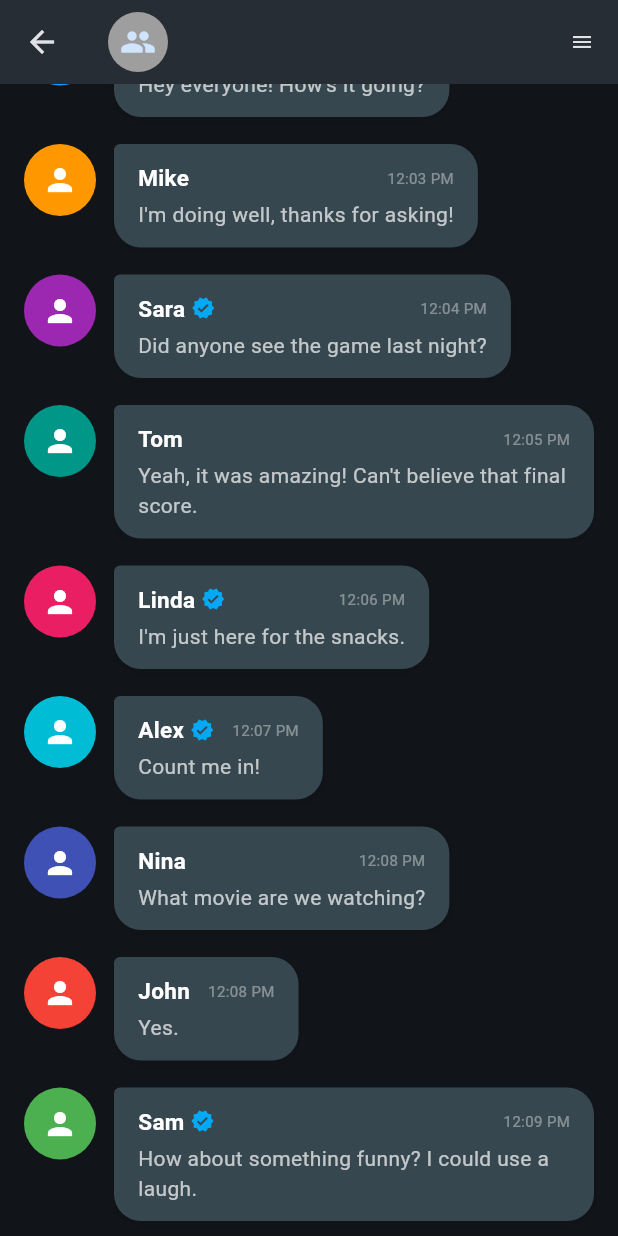
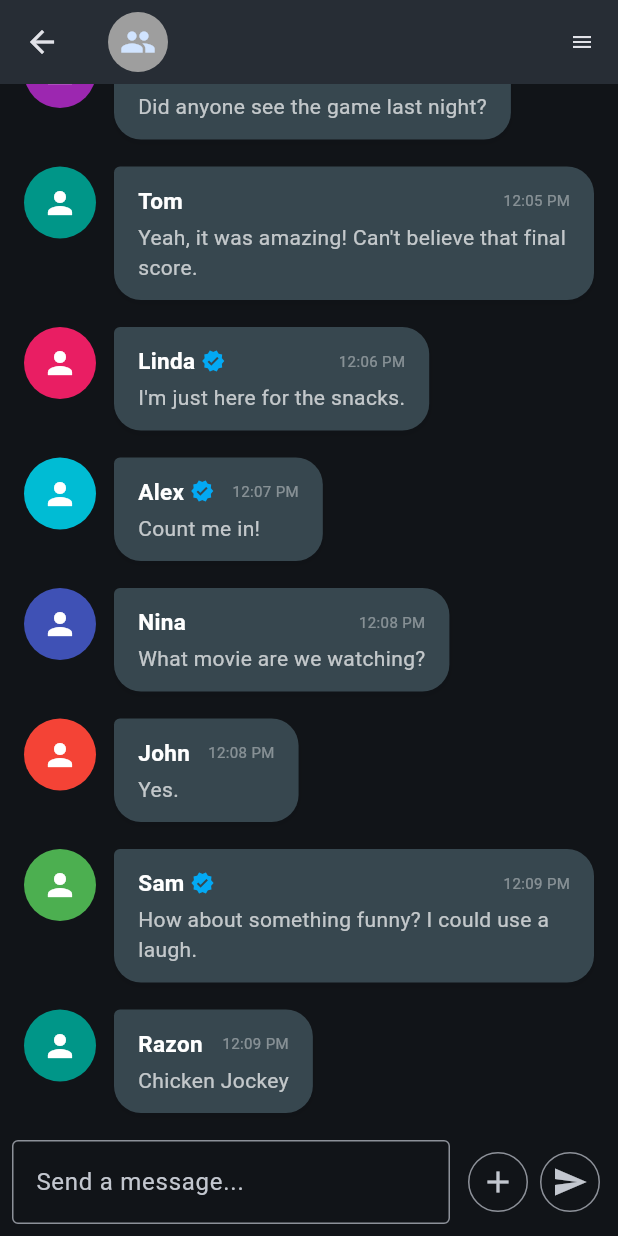
Before and after one commit to AlonHor/predictrix-cprj, a Flutter app: the ChatPage screen opened directly with empty values, on a phone screen of 412 x 824 dp. Run offline on Flutter 3.47's test engine with Material 3 defaults, Android fonts, the phone set to English and light mode, and no system bars; our stand-ins replace firebase_auth, firebase_core, google_fonts; accounts and stored records are empty; statements that could not run were skipped.

Commit message:
feat: add TextField and send, attach buttons

```diff
--- a/lib/screens/chat_screen.dart
+++ b/lib/screens/chat_screen.dart
@@ -2,7 +2,7 @@ import 'package:flutter/material.dart';
 import 'package:predictrix/widgets/back_widget.dart';
 import 'package:predictrix/widgets/message_widget.dart';
 
-class ChatPage extends StatelessWidget {
+class ChatPage extends StatefulWidget {
   const ChatPage(
       {super.key,
       required this.name,
@@ -14,30 +14,43 @@ class ChatPage extends StatelessWidget {
   final Color iconColor;
 
   @override
+  State<ChatPage> createState() => _ChatPageState();
+}
+
+class _ChatPageState extends State<ChatPage> {
+  final TextEditingController _controller = TextEditingController();
+
+  @override
+  void dispose() {
+    _controller.dispose();
+    super.dispose();
+  }
+
+  @override
   Widget build(BuildContext context) {
     return Scaffold(
       appBar: AppBar(
           leading: const Back(),
           title: Row(children: [
             Hero(
-              tag: "icon-$chatId",
+              tag: "icon-${widget.chatId}",
               child: Material(
                 color: Colors.transparent,
                 child: CircleAvatar(
-                  backgroundColor: iconColor,
+                  backgroundColor: widget.iconColor,
                   child: const Icon(Icons.group),
                 ),
               ),
             ),
             const SizedBox(width: 16),
             Hero(
-              tag: "title-$chatId",
+              tag: "title-${widget.chatId}",
               child: Material(
                 color: Colors.transparent,
                 child: Align(
                   alignment: Alignment.centerLeft,
                   child: Text(
-                    name,
+                    widget.name,
                     style: const TextStyle(
                       fontSize: 16,
                       fontWeight: FontWeight.w500,
@@ -53,15 +66,12 @@ class ChatPage extends StatelessWidget {
             const Spacer(),
             const Icon(Icons.menu, size: 16),
           ])),
-      body: LayoutBuilder(
-        builder: (context, constraints) {
-          return Scrollbar(
-            child: SingleChildScrollView(
-              reverse: true,
-              child: ConstrainedBox(
-                constraints: BoxConstraints(
-                  minHeight: constraints.maxHeight,
-                ),
+      body: Column(
+        children: [
+          Expanded(
+            child: Scrollbar(
+              child: SingleChildScrollView(
+                reverse: true,
                 child: Column(
                   mainAxisAlignment: MainAxisAlignment.start,
                   children: [
@@ -208,12 +218,67 @@ class ChatPage extends StatelessWidget {
                       timestamp: DateTime.utc(2023, 10, 1, 12, 9),
                       verified: true,
                     ),
+                    MessageWidget(
+                      name: "Razon",
+                      message: const Text(
+                        "Chicken Jockey",
+                        style: TextStyle(
+                          color: Colors.white70,
+                          fontSize: 14,
+                        ),
+                      ),
+                      iconColor: Colors.teal,
+                      timestamp: DateTime.utc(2023, 10, 1, 12, 9),
+                    ),
                   ],
                 ),
               ),
             ),
-          );
-        },
+          ),
+          Padding(
+            padding: const EdgeInsets.all(8.0),
+            child: Row(
+              children: [
+                Expanded(
+                  child: TextField(
+                    controller: _controller,
+                    maxLines: 6,
+                    minLines: 1,
+                    decoration: const InputDecoration(
+                      border: OutlineInputBorder(),
+                      hintText: 'Send a message...',
+                    ),
+                    onChanged: (value) {
+                      setState(() {});
+                    },
+                  ),
+                ),
+                const SizedBox(width: 8),
+                IconButton.outlined(
+                  onPressed: () {},
+                  icon: const Icon(Icons.add),
+                ),
+                if (_controller.text.isNotEmpty)
+                  IconButton.filled(
+                    onPressed: () {
+                      final text = _controller.text;
+                      if (text.trim().isNotEmpty) {
+                        print('Sending: $text');
+                        _controller.clear();
+                        setState(() {});
+                      }
+                    },
+                    icon: const Icon(Icons.send),
+                  )
+                else
+                  IconButton.outlined(
+                    onPressed: () {},
+                    icon: const Icon(Icons.send),
+                  ),
+              ],
+            ),
+          )
+        ],
       ),
     );
   }
```
